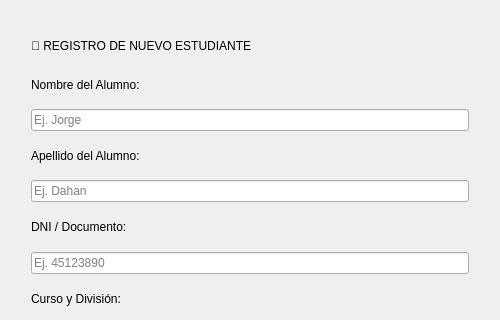
Qt form app/registerdialog.ui (gabrielnogueramelendez-cpu/Qt-creator-Berea) before a commit; both pictures show x 0 to 500 and y 0 to 320 of the 500 by 550 pixel window.
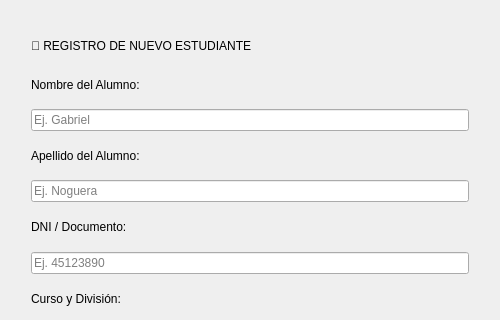
The same form after that commit.

Commit message:
Usar a Gabriel Noguera como alumno de ejemplo
Reemplaza los datos de ejemplo del alumno (Jorge Dahán) por
Gabriel Noguera, DNI 95671088, gnoguera@bue.edu.ar, 4° Año B, y el
segundo pedido de ejemplo por Martina López. Las capturas de la
presentación se volvieron a sacar desde la app compilada.

Solo cambian datos de ejemplo y placeholders, no la lógica.

Claude-Session: https://claude.ai/code/session_01RC2i19ETVpiNYqt8fd9n8e

The edit to the form file:
```diff
--- a/app/registerdialog.ui
+++ b/app/registerdialog.ui
@@ -49,7 +49,7 @@
       <item>
        <widget class="QLineEdit" name="txtRegNombre">
         <property name="placeholderText">
-         <string>Ej. Jorge</string>
+         <string>Ej. Gabriel</string>
         </property>
        </widget>
       </item>
@@ -63,7 +63,7 @@
       <item>
        <widget class="QLineEdit" name="txtRegApellido">
         <property name="placeholderText">
-         <string>Ej. Dahan</string>
+         <string>Ej. Noguera</string>
         </property>
        </widget>
       </item>
```
The commit also changes 11 other files.
